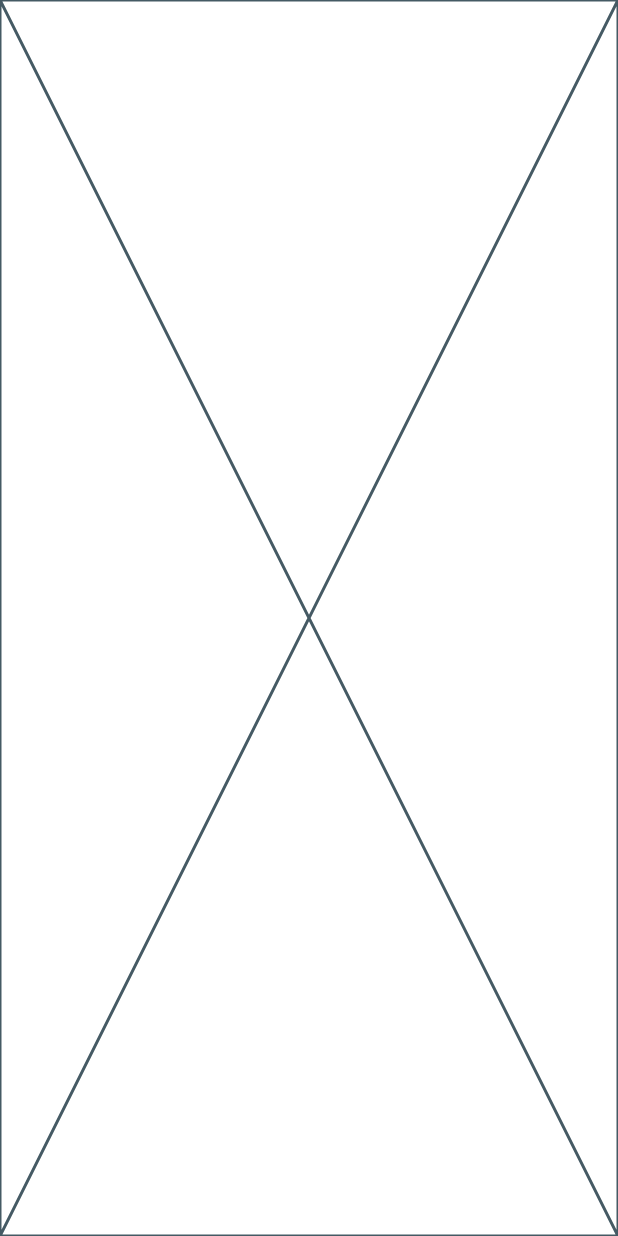
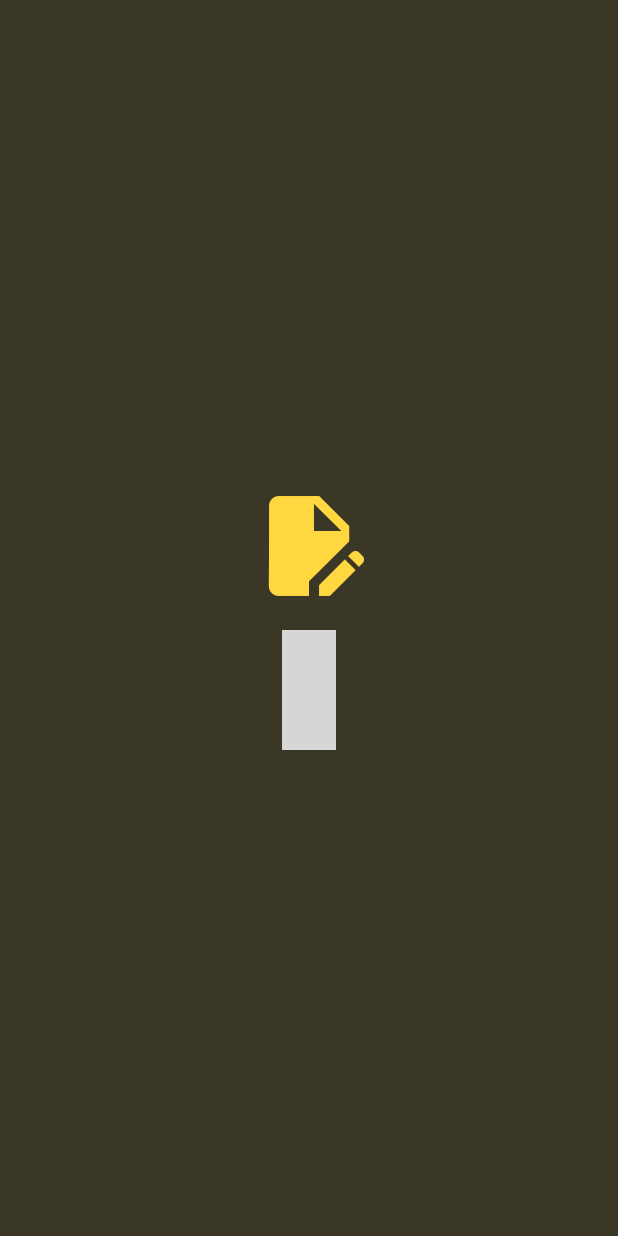
Before and after one commit to emilakerman/emilakerman_website, a Flutter app: the screen it shows after launch, on a phone screen of 412 x 824 dp. Run offline on Flutter 3.47's test engine with Material 3 defaults, Android fonts, the phone set to English and light mode, and no system bars; our stand-ins replace simple_icons; missing offline and left inert: dart:html; grey boxes are pictures that could not be loaded.

Commit message:
added feature to show resume and link to github

```diff
--- a/lib/main.dart
+++ b/lib/main.dart
@@ -1,14 +1,83 @@
 import 'package:flutter/material.dart';
+import 'package:simple_icons/simple_icons.dart';
+// ignore: avoid_web_libraries_in_flutter
+import 'dart:html' as html;
 
 void main() {
-  runApp(const MyApp());
+  runApp(MyApp(displayPDF: false));
 }
 
-class MyApp extends StatelessWidget {
-  const MyApp({super.key});
+class MyApp extends StatefulWidget {
+  bool displayPDF;
+  MyApp({super.key, required this.displayPDF});
+
+  @override
+  State<MyApp> createState() => _MyAppState();
+}
+
+class _MyAppState extends State<MyApp> {
+  @override
+  void initState() {
+    super.initState();
+  }
 
   @override
   Widget build(BuildContext context) {
-    return const Placeholder();
+    return MaterialApp(
+      debugShowCheckedModeBanner: false,
+      home: Scaffold(
+        backgroundColor: const Color.fromARGB(255, 59, 55, 39),
+        body: Center(
+          child: Column(
+            mainAxisAlignment: MainAxisAlignment.center,
+            children: [
+              _buildIconButton(icon: Icons.edit_document, isGithub: false),
+              widget.displayPDF
+                  ? const SizedBox.shrink()
+                  : _buildIconButton(
+                      icon: SimpleIcons.github,
+                      destination: 'https://github.com/emilakerman',
+                      isGithub: true,
+                    ),
+              widget.displayPDF ? _showCV() : const SizedBox.shrink(),
+            ],
+          ),
+        ),
+      ),
+    );
+  }
+
+  Widget _showCV() {
+    return Expanded(
+      child: const Image(
+        image: NetworkImage('assets/cv_for_website.png'),
+      ),
+    );
+  }
+
+  void showPDF() {
+    setState(() {
+      widget.displayPDF = !widget.displayPDF;
+    });
+  }
+
+  Widget _buildIconButton({
+    required IconData icon,
+    String? destination,
+    required bool isGithub,
+  }) {
+    return IconButton(
+      onPressed: () => isGithub
+          ? html.window.open(
+              destination!,
+              destination,
+            )
+          : showPDF(),
+      icon: Icon(
+        icon,
+        size: 80,
+        color: Colors.amberAccent,
+      ),
+    );
   }
 }
--- a/pubspec.yaml
+++ b/pubspec.yaml
@@ -35,6 +35,8 @@ dependencies:
   # The following adds the Cupertino Icons font to your application.
   # Use with the CupertinoIcons class for iOS style icons.
   cupertino_icons: ^1.0.2
+  simple_icons: ^7.10.0
+  advance_pdf_viewer2: ^2.0.5+1
 
 dev_dependencies:
   flutter_test:
@@ -59,8 +61,8 @@ flutter:
   uses-material-design: true
 
   # To add assets to your application, add an assets section, like this:
-  # assets:
-  #   - images/a_dot_burr.jpeg
+  assets:
+     - assets/
   #   - images/a_dot_ham.jpeg
 
   # An image asset can refer to one or more resolution-specific "variants", see
```
Also changed, not shown: assets/cv_for_website.png (added), pubspec.lock, 1 other file.
